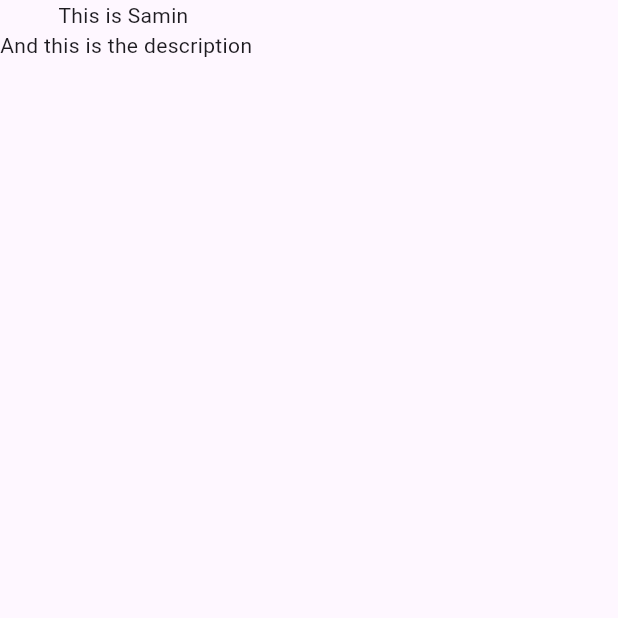
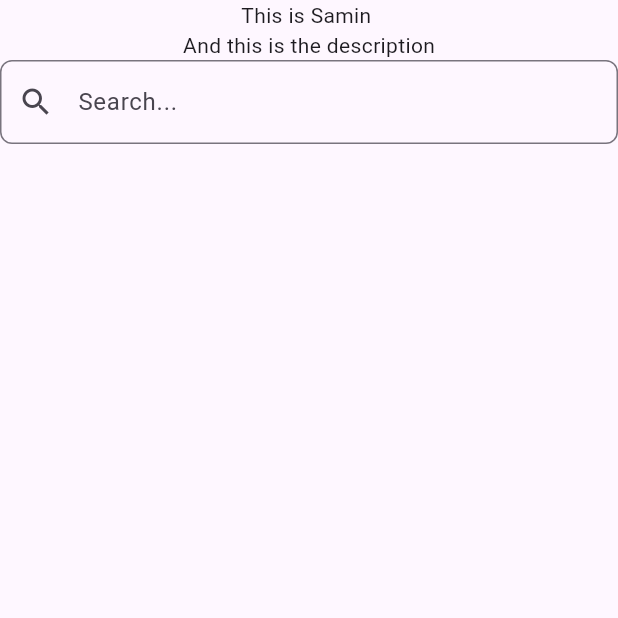
Before and after one commit to HGSChandeepa/Flutter-Widget-Testing, a Flutter app: the screen it shows after launch, on a phone screen of 412 x 824 dp, the top half of it. Run offline on Flutter 3.47's test engine with Material 3 defaults, Android fonts, the phone set to English and light mode, and no system bars.

Commit message:
Add More Examples

```diff
--- a/lib/main.dart
+++ b/lib/main.dart
@@ -1,5 +1,6 @@
 import 'package:flutter/material.dart';
-import 'package:flutter_application_1/widgets/simple_widget.dart';
+import 'package:flutter_application_1/widgets/example1/simple_widget.dart';
+import 'package:flutter_application_1/widgets/example3/example3.dart';
 
 void main() {
   runApp(const MainApp());
@@ -10,11 +11,19 @@ class MainApp extends StatelessWidget {
 
   @override
   Widget build(BuildContext context) {
-    return const MaterialApp(
+    return MaterialApp(
       home: Scaffold(
-        body: MyWidget(
-          title: "This is Samin ",
-          message: "And this is the description",
+        body: Column(
+          children: [
+            const MyWidget(
+              title: "This is Samin ",
+              message: "And this is the description",
+            ),
+            AdvancedSearchBar(
+              onSearch: (_) async => [],
+              onItemSelected: (_) {},
+            ),
+          ],
         ),
       ),
     );
--- /dev/null
+++ b/lib/widgets/example3/example3.dart
@@ -0,0 +1,166 @@
+// search_bar.dart
+import 'package:flutter/material.dart';
+import 'dart:async';
+
+class AdvancedSearchBar extends StatefulWidget {
+  final Future<List<String>> Function(String) onSearch;
+  final void Function(String) onItemSelected;
+  final String placeholder;
+  final Duration debounceDuration;
+  final Duration animationDuration;
+
+  const AdvancedSearchBar({
+    super.key,
+    required this.onSearch,
+    required this.onItemSelected,
+    this.placeholder = 'Search...',
+    this.debounceDuration = const Duration(milliseconds: 300),
+    this.animationDuration = const Duration(milliseconds: 200),
+  });
+
+  @override
+  State<AdvancedSearchBar> createState() => _AdvancedSearchBarState();
+}
+
+class _AdvancedSearchBarState extends State<AdvancedSearchBar>
+    with SingleTickerProviderStateMixin {
+  final TextEditingController _controller = TextEditingController();
+  Timer? _debounceTimer;
+  List<String> _suggestions = [];
+  bool _isLoading = false;
+  bool _showError = false;
+  late AnimationController _animationController;
+  late Animation<double> _scaleAnimation;
+
+  @override
+  void initState() {
+    super.initState();
+    _animationController = AnimationController(
+      vsync: this,
+      duration: widget.animationDuration,
+    );
+    _scaleAnimation = Tween<double>(begin: 0.0, end: 1.0).animate(
+      CurvedAnimation(
+        parent: _animationController,
+        curve: Curves.easeOutBack,
+      ),
+    );
+    _controller.addListener(_onSearchChanged);
+  }
+
+  @override
+  void dispose() {
+    _debounceTimer?.cancel();
+    _controller.dispose();
+    _animationController.dispose();
+    super.dispose();
+  }
+
+  void _onSearchChanged() {
+    if (_controller.text.isEmpty) {
+      setState(() {
+        _suggestions = [];
+        _showError = false;
+      });
+      return;
+    }
+
+    _debounceTimer?.cancel();
+    _debounceTimer = Timer(widget.debounceDuration, () async {
+      setState(() {
+        _isLoading = true;
+        _showError = false;
+      });
+
+      try {
+        final results = await widget.onSearch(_controller.text);
+        setState(() {
+          _suggestions = results;
+          _isLoading = false;
+        });
+        if (results.isNotEmpty) {
+          _animationController.forward(from: 0.0);
+        }
+      } catch (e) {
+        setState(() {
+          _isLoading = false;
+          _showError = true;
+          _suggestions = [];
+        });
+      }
+    });
+  }
+
+  @override
+  Widget build(BuildContext context) {
+    return Column(
+      mainAxisSize: MainAxisSize.min,
+      children: [
+        TextField(
+          controller: _controller,
+          decoration: InputDecoration(
+            hintText: widget.placeholder,
+            prefixIcon: const Icon(Icons.search),
+            suffixIcon: _buildSuffixIcon(),
+            border: OutlineInputBorder(
+              borderRadius: BorderRadius.circular(8),
+            ),
+            errorText: _showError ? 'Error fetching results' : null,
+          ),
+        ),
+        if (_suggestions.isNotEmpty)
+          ScaleTransition(
+            scale: _scaleAnimation,
+            child: Container(
+              constraints: const BoxConstraints(maxHeight: 200),
+              margin: const EdgeInsets.only(top: 8),
+              decoration: BoxDecoration(
+                border: Border.all(color: Colors.grey.shade300),
+                borderRadius: BorderRadius.circular(8),
+              ),
+              child: ListView.builder(
+                shrinkWrap: true,
+                itemCount: _suggestions.length,
+                itemBuilder: (context, index) {
+                  return ListTile(
+                    title: Text(_suggestions[index]),
+                    onTap: () {
+                      widget.onItemSelected(_suggestions[index]);
+                      _controller.clear();
+                      setState(() => _suggestions = []);
+                    },
+                  );
+                },
+              ),
+            ),
+          ),
+      ],
+    );
+  }
+
+  Widget _buildSuffixIcon() {
+    if (_isLoading) {
+      return const Padding(
+        padding: EdgeInsets.all(12.0),
+        child: SizedBox(
+          width: 24,
+          height: 24,
+          child: CircularProgressIndicator(strokeWidth: 2),
+        ),
+      );
+    }
+    if (_controller.text.isNotEmpty) {
+      return IconButton(
+        icon: const Icon(Icons.clear),
+        onPressed: () {
+          _controller.clear();
+          setState(() {
+            _suggestions = [];
+            _showError = false;
+          });
+        },
+      );
+    }
+    return const SizedBox.shrink();
+  }
+}
```
Also changed, not shown: lib/widgets/example2/example2.dart (added, +122 -0 lines), lib/widgets/example1/simple_widget.dart (renamed from lib/widgets/simple_widget.dart), 6 other files.
